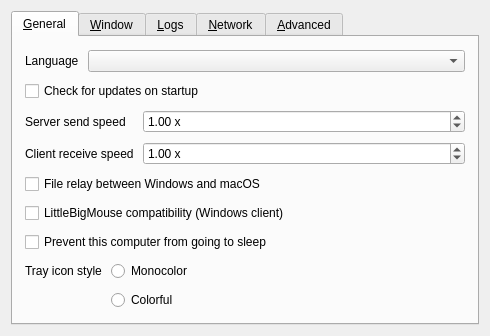
xiezhengyi1/Deskflow-super, file src/lib/gui/dialogs/SettingsDialog.ui: the form before one commit.
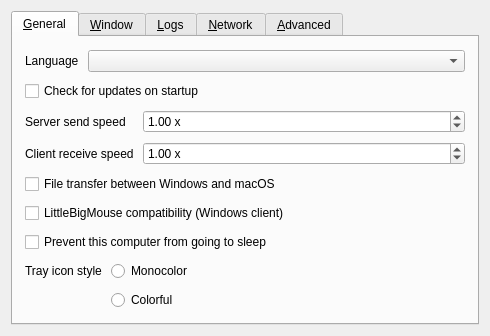
The form after the commit. Icons and pictures are not drawn.

Commit message: Cross-screen file drag and Mac window mirroring for the LBM fork

What changed in the file:
```diff
--- a/src/lib/gui/dialogs/SettingsDialog.ui
+++ b/src/lib/gui/dialogs/SettingsDialog.ui
@@ -95,8 +95,8 @@
        </item>
        <item>
         <widget class="QCheckBox" name="cbNativeFileDrag">
-         <property name="text"><string>File relay between Windows and macOS</string></property>
-         <property name="toolTip"><string>Enable on both computers. Open File relay from the File menu, choose files and click Send. The other computer clicks Receive. Supports regular files and requires desktop mode on Windows.</string></property>
+         <property name="text"><string>File transfer between Windows and macOS</string></property>
+         <property name="toolTip"><string>Enable on both computers. Drag files across the screen edge and drop them on the other computer, or use File relay from the File menu. Supports regular files and requires desktop mode on Windows.</string></property>
         </widget>
        </item>
        <item>
```
The commit also changes 33 other files.
